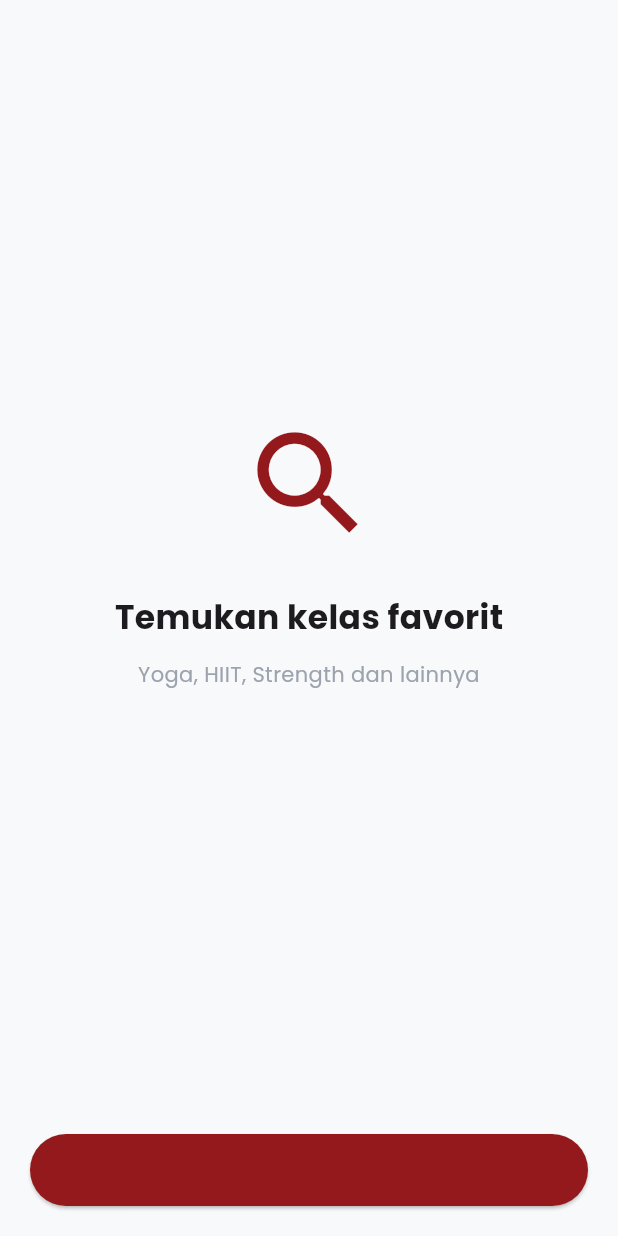
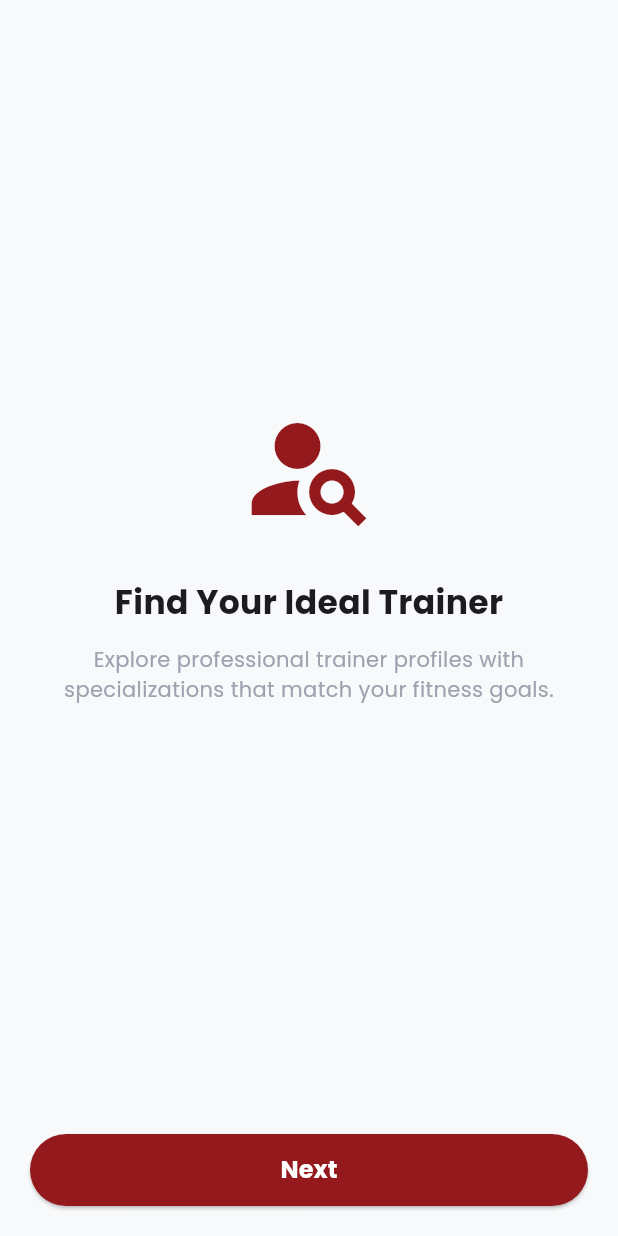
Before and after one commit to Fattan-malva/JustYoga, a Flutter app: the screen it shows after launch, on a phone screen of 412 x 824 dp. Run offline on Flutter 3.47's test engine with Material 3 defaults, Android fonts, the phone set to English and light mode, and no system bars; our stand-ins replace flutter_svg, google_fonts, salomon_bottom_bar; missing offline and left inert: calendar_slider; accounts and stored records are empty.

Commit message:
[UP]Onboarding UI

```diff
--- a/lib/screens/onboarding_screen.dart
+++ b/lib/screens/onboarding_screen.dart
@@ -10,6 +10,39 @@ class OnboardingScreen extends StatefulWidget {
 
 class _OnboardingScreenState extends State<OnboardingScreen> {
   final PageController _pc = PageController();
+  int _currentPage = 0;
+
+  final List<Map<String, dynamic>> _pages = [
+    {
+      'title': 'Find Your Ideal Trainer',
+      'subtitle':
+          'Explore professional trainer profiles with specializations that match your fitness goals.',
+      'icon': Icons.person_search,
+    },
+    {
+      'title': 'Schedule at Your Convenience',
+      'subtitle':
+          'Book training sessions anytime—whether in-studio or online—with your chosen trainer.',
+      'icon': Icons.fact_check,
+    },
+    {
+      'title': 'Achieve Your Fitness Goals with Experts',
+      'subtitle':
+          'Get personalized programs and progress tracking from experienced fitness professionals.',
+      'icon': Icons.analytics,
+    },
+  ];
+
+  void _nextPage() {
+    if (_currentPage < _pages.length - 1) {
+      _pc.nextPage(
+        duration: Duration(milliseconds: 400),
+        curve: Curves.easeInOut,
+      );
+    } else {
+      Navigator.pushReplacementNamed(context, LoginScreen.routeName);
+    }
+  }
 
   @override
   Widget build(BuildContext context) {
@@ -18,40 +51,75 @@ class _OnboardingScreenState extends State<OnboardingScreen> {
         child: Column(
           children: [
             Expanded(
-              child: PageView(
+              child: PageView.builder(
                 controller: _pc,
-                children: [
-                  _buildPage(title: 'Temukan kelas favorit', subtitle: 'Yoga, HIIT, Strength dan lainnya', icon: Icons.search),
-                  _buildPage(title: 'Booking mudah & cepat', subtitle: 'Pesan kelas hanya dengan beberapa ketukan', icon: Icons.calendar_today),
-                  _buildPage(title: 'Pelatih profesional', subtitle: 'Latih bersama pelatih berpengalaman', icon: Icons.person),
-                ],
+                itemCount: _pages.length,
+                onPageChanged: (index) {
+                  setState(() {
+                    _currentPage = index;
+                  });
+                },
+                itemBuilder: (context, index) {
+                  final page = _pages[index];
+                  return _buildPage(
+                    title: page['title'],
+                    subtitle: page['subtitle'],
+                    icon: page['icon'],
+                  );
+                },
               ),
             ),
             Padding(
-              padding: EdgeInsets.all(20),
+              padding: const EdgeInsets.all(20),
               child: ElevatedButton(
-                style: ElevatedButton.styleFrom(minimumSize: Size(double.infinity, 48), backgroundColor: AppColors.primary),
-                child: Text('Mulai'),
-                onPressed: () => Navigator.pushReplacementNamed(context, LoginScreen.routeName),
+                style: ElevatedButton.styleFrom(
+                  minimumSize: Size(double.infinity, 48),
+                  backgroundColor: AppColors.primary,
+                ),
+                child: Text(
+                  _currentPage == _pages.length - 1
+                      ? 'Start Living Healthy'
+                      : 'Next',
+                  style: TextStyle(
+                    color: Colors.white,
+                    fontWeight: FontWeight.bold,
+                    fontSize: 16,
+                  ),
+                ),
+                onPressed: _nextPage,
               ),
-            )
+            ),
           ],
         ),
       ),
     );
   }
 
-  Widget _buildPage({required String title, required String subtitle, required IconData icon}) {
+  Widget _buildPage({
+    required String title,
+    required String subtitle,
+    required IconData icon,
+  }) {
     return Padding(
-      padding: EdgeInsets.all(36),
+      padding: const EdgeInsets.all(36),
       child: Column(
         mainAxisAlignment: MainAxisAlignment.center,
         children: [
           Icon(icon, size: 92, color: AppColors.primary),
-          SizedBox(height: 28),
-          Text(title, style: TextStyle(fontSize: 22, fontWeight: FontWeight.w700)),
-          SizedBox(height: 12),
-          Text(subtitle, textAlign: TextAlign.center, style: TextStyle(color: AppColors.textMuted)),
+          const SizedBox(height: 28),
+          Text(
+            title,
+            style: const TextStyle(
+              fontSize: 22,
+              fontWeight: FontWeight.w700,
+            ),
+          ),
+          const SizedBox(height: 12),
+          Text(
+            subtitle,
+            textAlign: TextAlign.center,
+            style: TextStyle(color: AppColors.textMuted),
+          ),
         ],
       ),
     );
--- a/lib/screens/pages/home_screen.dart
+++ b/lib/screens/pages/home_screen.dart
@@ -28,7 +28,7 @@ class HomeScreen extends StatelessWidget {
                   fit: BoxFit.cover,
                   colorFilter: ColorFilter.mode(
                     Colors.black
-                        .withOpacity(0.3), // ubah opacity sesuai kebutuhan
+                        .withOpacity(0.4), // ubah opacity sesuai kebutuhan
                     BlendMode.darken, // bikin gambar jadi lebih gelap
                   ),
                 ),
@@ -44,7 +44,7 @@ class HomeScreen extends StatelessWidget {
             child: Center(
               child: Image.asset(
                 "assets/icons/logo.png",
-                height: 60,
+                height: 80,
                 fit: BoxFit.contain,
               ),
             ),
--- a/lib/widgets/main_layout.dart
+++ b/lib/widgets/main_layout.dart
@@ -71,7 +71,7 @@ class _MainLayoutState extends State<MainLayout> {
               return IconButton(
                 icon: Icon(
                   themeProvider.isDarkMode ? Icons.light_mode : Icons.dark_mode,
-                  color: Theme.of(context).appBarTheme.iconTheme?.color,
+                  color: Colors.white,
                 ),
                 onPressed: () => themeProvider.toggleTheme(),
                 tooltip: themeProvider.isDarkMode
```
Also changed, not shown: assets/icons/logo.png, assets/icons/logo1.png (added).
